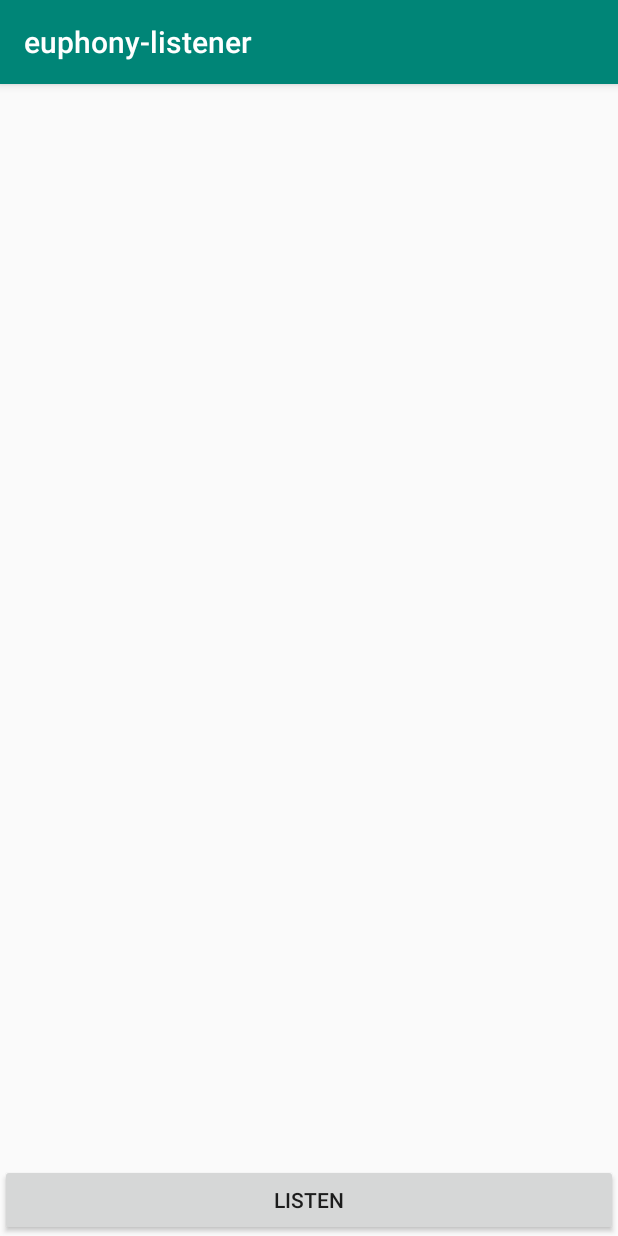
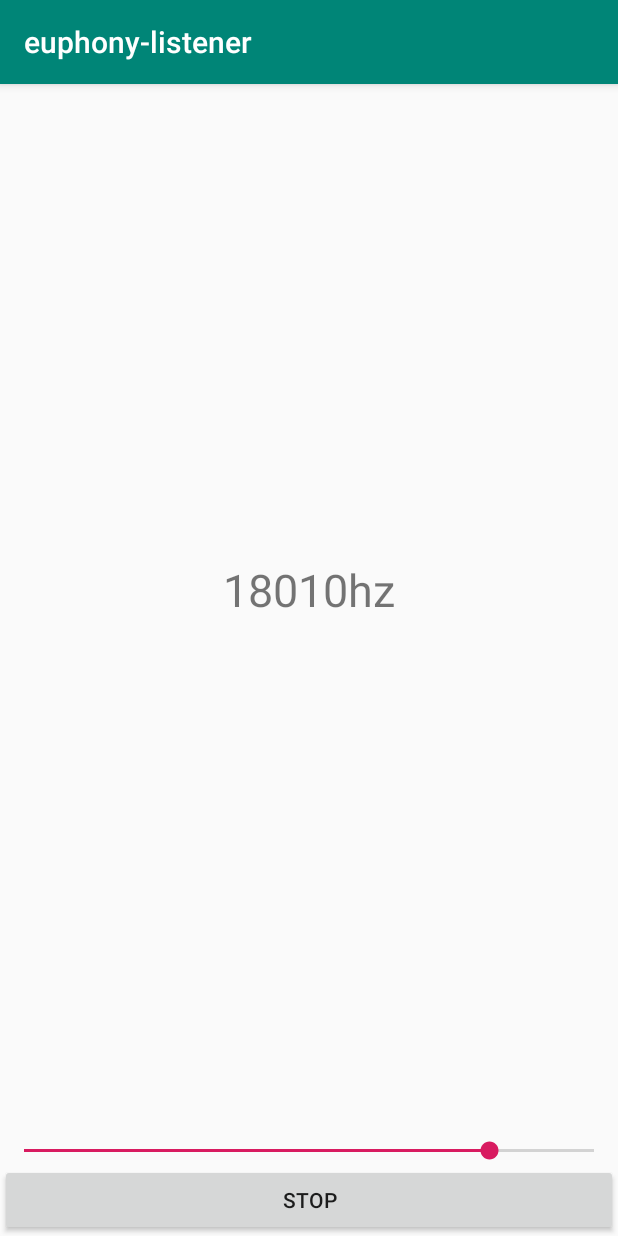
Before and after one commit to euphony-io/euphony-listener, an Android app: the ToneFragment screen opened through its navigation route, after a tap on "LISTEN", on a phone screen of 412 x 824 dp. Run offline under Robolectric (Android 15) with nearby library versions, the phone set to English and light mode, and no system bars; libraries missing offline, so code that uses them is left out: euphony.lib.receiver, euphony.lib.util; 5 statements that could not run were skipped.

Commit message:
Normally Working Version. but dB unit has some issue.

```diff
--- a/app/src/main/java/co/jbear/euphony_listener/fragments/ToneFragment.java
+++ b/app/src/main/java/co/jbear/euphony_listener/fragments/ToneFragment.java
@@ -8,22 +8,24 @@ import android.view.LayoutInflater;
 import android.view.View;
 import android.view.ViewGroup;
 import android.widget.Button;
+import android.widget.SeekBar;
 import android.widget.TextView;
 
 import co.jbear.euphony_listener.R;
 import euphony.lib.receiver.EuRxManager;
+import euphony.lib.receiver.FrequencyDetector;
+import euphony.lib.util.EuOption;
 
-/**
- * A simple {@link Fragment} subclass.
- * Use the {@link ToneFragment#newInstance} factory method to
- * create an instance of this fragment.
- */
+
 public class ToneFragment extends Fragment {
 
     TextView freqView = null;
     TextView freqStatusView = null;
+    SeekBar mFrequencySeekBar = null;
+    Button mListenBtn = null;
+    boolean isListenBtnClicked = false;
 
-    EuRxManager mRxManager = new EuRxManager();
+    EuRxManager mRxManager = null;
 
     public ToneFragment() {
         // Required empty public constructor
@@ -39,23 +41,72 @@ public class ToneFragment extends Fragment {
     @Override
     public void onCreate(Bundle savedInstanceState) {
         super.onCreate(savedInstanceState);
-        if (getArguments() != null) {
-        }
+        EuOption option = new EuOption();
+        option.setCommunicationMode(EuOption.CommunicationMode.DETECT);
+
+        mRxManager = new EuRxManager(option);
     }
 
     @Override
     public View onCreateView(LayoutInflater inflater, ViewGroup container,
                              Bundle savedInstanceState) {
+
         View v = inflater.inflate(R.layout.fragment_tone, container, false);
 
         freqView = v.findViewById(R.id.frequency_view);
         freqStatusView = v.findViewById(R.id.frequency_status);
 
-        Button listenBtn = v.findViewById(R.id.tone_listen_btn);
-        listenBtn.setOnClickListener(new View.OnClickListener() {
+        mRxManager.setFrequencyDetector(new FrequencyDetector() {
+            @Override
+            public void detect(float amplitude) {
+                String dBspl = Double.toString(20 * Math.log10(amplitude / 0.00002));
+                freqView.setText(amplitude + "dBspl");
+            }
+        });
+
+        mFrequencySeekBar = v.findViewById(R.id.frequencyBar);
+        mFrequencySeekBar.incrementProgressBy(10);
+        mFrequencySeekBar.setOnSeekBarChangeListener(new SeekBar.OnSeekBarChangeListener() {
+            @Override
+            public void onProgressChanged(SeekBar seekBar, int progress, boolean fromUser) {
+                freqStatusView.setText("" + progress + "hz");
+            }
+
+            @Override
+            public void onStartTrackingTouch(SeekBar seekBar) {
+
+            }
+
+            @Override
+            public void onStopTrackingTouch(SeekBar seekBar) {
+                if(isListenBtnClicked) {
+                    switch (mRxManager.getStatus()) {
+                        case RUNNING:
+                            mRxManager.setFrequencyForDetect(seekBar.getProgress());
+                            break;
+                        case STOP:
+                            mRxManager.listen(seekBar.getProgress());
+                            break;
+                    }
+                }
+            }
+        });
+
+        freqStatusView.setText("" + mFrequencySeekBar.getProgress() + "hz");
+
+        mListenBtn = v.findViewById(R.id.tone_listen_btn);
+        mListenBtn.setOnClickListener(new View.OnClickListener() {
             @Override
             public void onClick(View v) {
-
+                isListenBtnClicked ^= true;
+                if(isListenBtnClicked) {
+                    mListenBtn.setText("STOP");
+                    mRxManager.listen(mFrequencySeekBar.getProgress());
+                }
+                else {
+                    mListenBtn.setText("START");
+                    mRxManager.finish();
+                }
             }
         });
 
--- a/app/src/main/res/layout/fragment_tone.xml
+++ b/app/src/main/res/layout/fragment_tone.xml
@@ -11,18 +11,29 @@
         android:id="@+id/frequency_status"
         android:layout_width="match_parent"
         android:layout_height="wrap_content"
+        android:textSize="30dp"
+        android:gravity="center"
         app:layout_constraintBottom_toTopOf="@id/frequency_view"
         />
     <TextView
         android:id="@+id/frequency_view"
         android:layout_width="match_parent"
         android:layout_height="wrap_content"
-        android:textSize="30dp"
+        android:textSize="40dp"
+        android:gravity="center"
         app:layout_constraintTop_toTopOf="parent"
         app:layout_constraintStart_toStartOf="parent"
         app:layout_constraintEnd_toEndOf="parent"
         app:layout_constraintBottom_toBottomOf="parent"
         />
+
+    <SeekBar
+        android:id="@+id/frequencyBar"
+        android:layout_width="match_parent"
+        android:layout_height="wrap_content"
+        android:max="22050"
+        android:progress="18000"
+        app:layout_constraintBottom_toTopOf="@id/tone_listen_btn"/>
 
     <Button
         android:id="@+id/tone_listen_btn"
@@ -30,4 +41,5 @@
         android:layout_height="wrap_content"
         android:text="Listen"
         app:layout_constraintBottom_toBottomOf="parent" />
+
 </androidx.constraintlayout.widget.ConstraintLayout>
```
